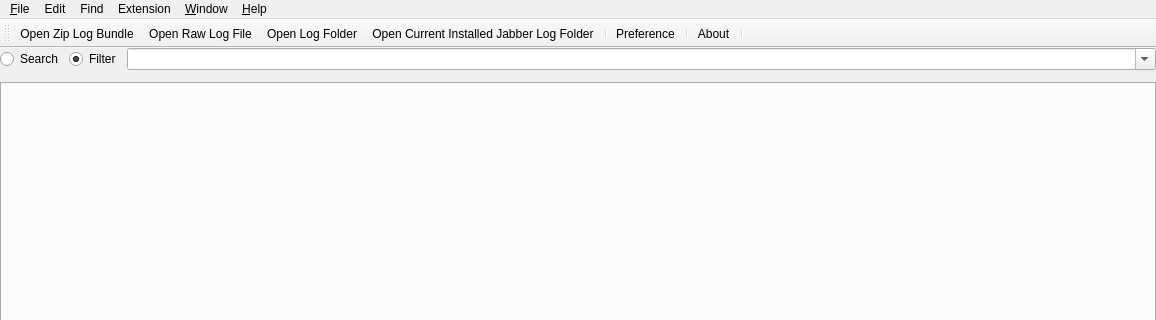
Old version of the form mainwindow.ui in the repository missdeer/cjlv; both pictures show x 0 to 1156 and y 0 to 320 of the 1156 by 704 pixel window.
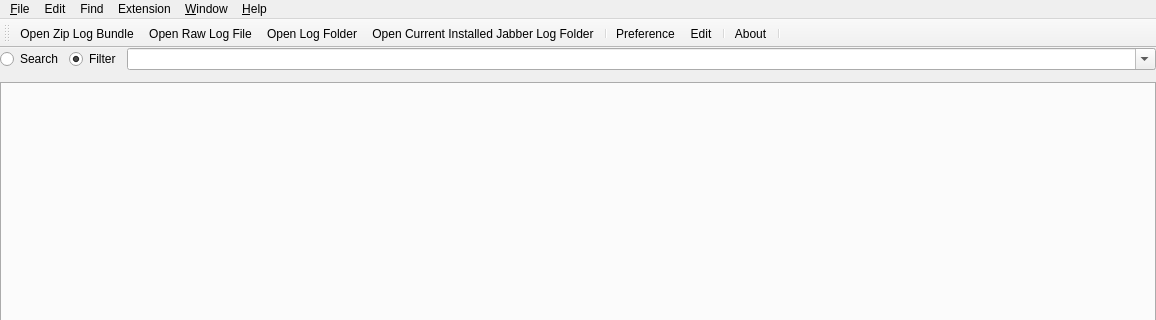
New version of the form. Icons and pictures are not drawn. Custom widgets are drawn as their Qt base class.

```diff
--- a/mainwindow.ui
+++ b/mainwindow.ui
@@ -202,6 +202,7 @@
    <addaction name="actionOpenCurrentInstalledJabberLogFolder"/>
    <addaction name="separator"/>
    <addaction name="actionPreference"/>
+   <addaction name="actionEditExtensions"/>
    <addaction name="separator"/>
    <addaction name="actionAbout"/>
    <addaction name="separator"/>
```
Left out of the diff: 36 changed lines with no effect on the pictures.
